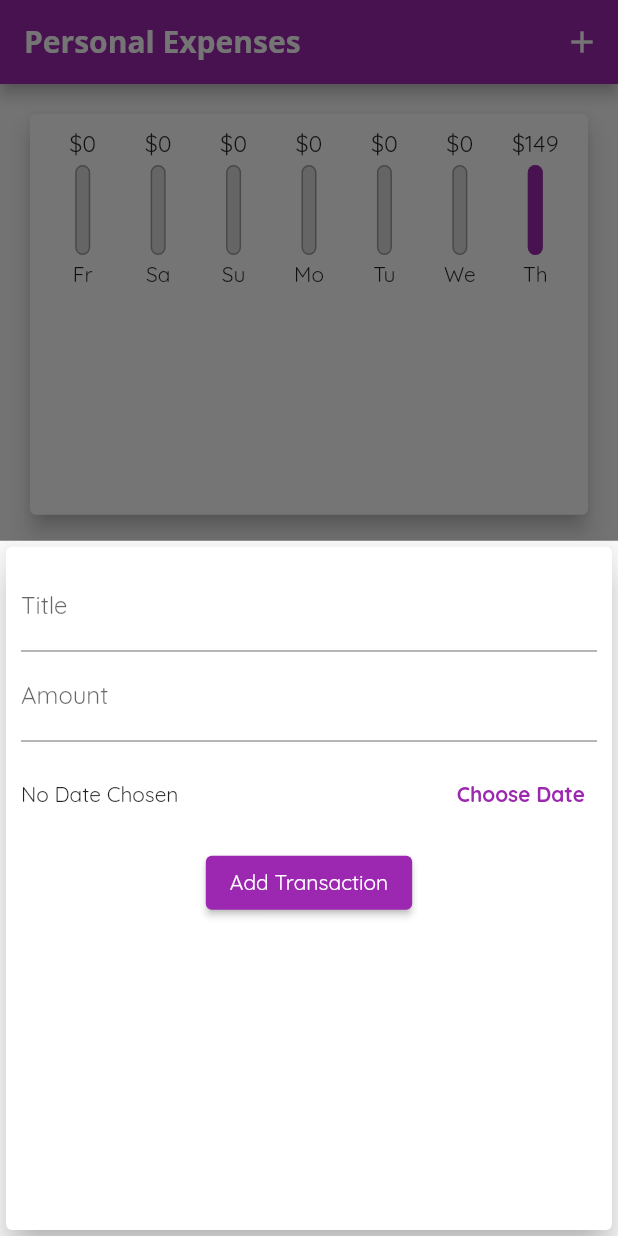
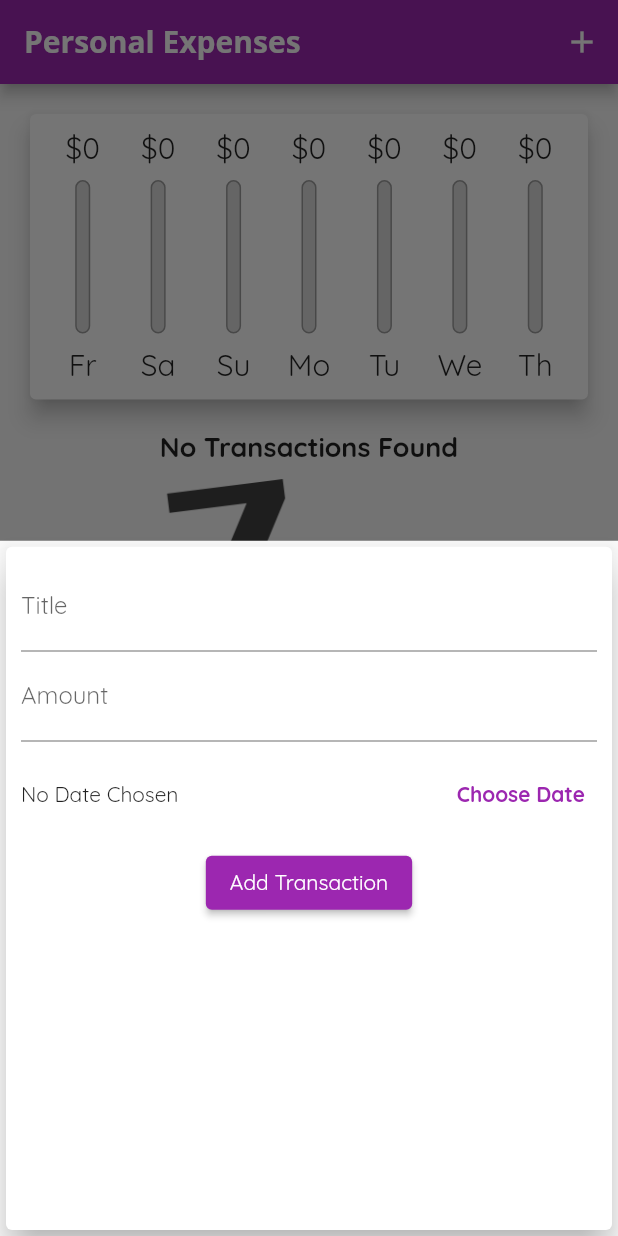
Before and after one commit to john-muinde/personal_expenses_app, a Flutter app: the screen it shows after launch, after a tap on the "add" icon, on a phone screen of 412 x 824 dp. Run offline on Flutter 3.47's test engine with Material 2 defaults, Android fonts, the phone set to English and light mode, and no system bars.

Commit message:
screen orientation and dynamic sizes using MediaQuery and LayoutBuilder widget

```diff
--- a/lib/main.dart
+++ b/lib/main.dart
@@ -10,7 +10,12 @@ import 'package:flutter/material.dart';
 
 import 'models/transactions.dart';
 
-void main() => runApp(MyApp());
+void main() {
+  // WidgetsFlutterBinding.ensureInitialized();
+  // SystemChrome.setPreferredOrientations(
+  //     [DeviceOrientation.portraitUp, DeviceOrientation.portraitDown]);
+  runApp(MyApp());
+}
 
 class MyApp extends StatelessWidget {
   @override
@@ -47,50 +52,52 @@ class MyHomePage extends StatefulWidget {
 }
 
 class _MyHomePageState extends State<MyHomePage> {
-  final List<Transaction> _userTransactions = [
-    Transaction(
-      id: 't1',
-      title: 'New shoes',
-      amount: 12.99,
-      date: DateTime.now(),
-    ),
-    Transaction(
-      id: 't2',
-      title: 'Food',
-      amount: 12.99,
-      date: DateTime.now(),
-    ),
-    Transaction(
-      id: 't3',
-      title: 'Movies',
-      amount: 10.00,
-      date: DateTime.now(),
-    ),
-    Transaction(
-      id: 't4',
-      title: 'Whyyy',
-      amount: 19.00,
-      date: DateTime.now(),
-    ),
-    Transaction(
-      id: 't5',
-      title: 'Heeere',
-      amount: 15.00,
-      date: DateTime.now(),
-    ),
-    Transaction(
-      id: 't6',
-      title: 'Theen',
-      amount: 48.00,
-      date: DateTime.now(),
-    ),
-    Transaction(
-      id: 't7',
-      title: 'Noow',
-      amount: 31.00,
-      date: DateTime.now(),
-    ),
-  ];
+  // final List<Transaction> _userTransactions = [
+  //   Transaction(
+  //     id: 't1',
+  //     title: 'New shoes',
+  //     amount: 12.99,
+  //     date: DateTime.now(),
+  //   ),
+  //   Transaction(
+  //     id: 't2',
+  //     title: 'Food',
+  //     amount: 12.99,
+  //     date: DateTime.now(),
+  //   ),
+  //   Transaction(
+  //     id: 't3',
+  //     title: 'Movies',
+  //     amount: 10.00,
+  //     date: DateTime.now(),
+  //   ),
+  //   Transaction(
+  //     id: 't4',
+  //     title: 'Whyyy',
+  //     amount: 19.00,
+  //     date: DateTime.now(),
+  //   ),
+  //   Transaction(
+  //     id: 't5',
+  //     title: 'Heeere',
+  //     amount: 15.00,
+  //     date: DateTime.now(),
+  //   ),
+  //   Transaction(
+  //     id: 't6',
+  //     title: 'Theen',
+  //     amount: 48.00,
+  //     date: DateTime.now(),
+  //   ),
+  //   Transaction(
+  //     id: 't7',
+  //     title: 'Noow',
+  //     amount: 31.00,
+  //     date: DateTime.now(),
+  //   ),
+  // ];
+  final List<Transaction> _userTransactions = [];
+  bool _showChart = false;
 
   List<Transaction> get _recentTransactions {
     return _userTransactions.where(
@@ -138,6 +145,8 @@ class _MyHomePageState extends State<MyHomePage> {
 
   @override
   Widget build(BuildContext context) {
+    final isLandscape =
+        MediaQuery.of(context).orientation == Orientation.landscape;
     final appBar = AppBar(
       title: const Text(
         'Personal Expenses',
@@ -149,24 +158,56 @@ class _MyHomePageState extends State<MyHomePage> {
         ),
       ],
     );
+
+    final transactionsContainer = Container(
+      height: (MediaQuery.of(context).size.height -
+              appBar.preferredSize.height -
+              MediaQuery.of(context).padding.top) *
+          0.75,
+      child: TransactionList(
+        _userTransactions,
+        _deleteTransaction,
+      ),
+    );
     return Scaffold(
       appBar: appBar,
       body: SingleChildScrollView(
         child: Column(
           children: <Widget>[
+            if (isLandscape)
+              Row(
+                mainAxisAlignment: MainAxisAlignment.center,
+                children: [
+                  Text('Show Chart'),
+                  Switch(
+                    value: _showChart,
+                    onChanged: (val) {
+                      setState(() {
+                        _showChart = val;
+                      });
+                    },
+                  ),
+                ],
+              ),
+            if (!isLandscape)
               Container(
                 height: (MediaQuery.of(context).size.height -
                         appBar.preferredSize.height -
                         MediaQuery.of(context).padding.top) *
-                  0.4,
+                    0.3,
                 child: Chart(_recentTransactions),
               ),
-            Container(
+            if (!isLandscape) transactionsContainer,
+            if (isLandscape)
+              _showChart
+                  ? Container(
                       height: (MediaQuery.of(context).size.height -
                               appBar.preferredSize.height -
                               MediaQuery.of(context).padding.top) *
-                    0.6,
-                child: TransactionList(_userTransactions, _deleteTransaction)),
+                          0.7,
+                      child: Chart(_recentTransactions),
+                    )
+                  : transactionsContainer
           ],
         ),
       ),
--- a/lib/widgets/chart_bar.dart
+++ b/lib/widgets/chart_bar.dart
@@ -7,19 +7,20 @@ class ChartBar extends StatelessWidget {
   ChartBar(this.label, this.spendingAmount, this.spendingPctTotal);
   @override
   Widget build(BuildContext context) {
+    return LayoutBuilder(builder: (ctx, constraints) {
       return Column(
         children: <Widget>[
           Container(
-          height: 20,
+            height: constraints.maxHeight * 0.15,
             child: FittedBox(
               child: Text('\$${spendingAmount.toStringAsFixed(0)}'),
             ),
           ),
-        const SizedBox(
-          height: 4,
+          SizedBox(
+            height: constraints.maxHeight * 0.05,
           ),
           Container(
-          height: 60,
+            height: constraints.maxHeight * 0.6,
             width: 10,
             child: Stack(
               children: <Widget>[
@@ -43,13 +44,19 @@ class ChartBar extends StatelessWidget {
               ],
             ),
           ),
-        const SizedBox(
-          height: 4,
+          SizedBox(
+            height: constraints.maxHeight * 0.05,
           ),
-        Text(
+          Container(
+            height: constraints.maxHeight * 0.15,
+            child: FittedBox(
+              child: Text(
                 label,
+              ),
+            ),
           ),
         ],
       );
+    });
   }
 }
--- a/lib/widgets/transactions_list.dart
+++ b/lib/widgets/transactions_list.dart
@@ -19,7 +19,9 @@ class TransactionList extends StatelessWidget {
   @override
   Widget build(BuildContext context) {
     return transactions.isEmpty
-        ? Column(
+        ? LayoutBuilder(
+            builder: (ctx, constraints) {
+              return Column(
                 children: <Widget>[
                   Text(
                     'No Transactions Found',
@@ -29,13 +31,15 @@ class TransactionList extends StatelessWidget {
                     height: 10,
                   ),
                   Container(
-                height: 200,
+                    height: constraints.maxHeight * 0.8,
                     child: Image.asset(
                       'assets/image/waiting.png',
                       fit: BoxFit.cover,
                     ),
                   ),
                 ],
+              );
+            },
           )
         : ListView.builder(
             itemBuilder: (ctx, index) {
```
Lines whose indentation alone changed are shown as unchanged.
